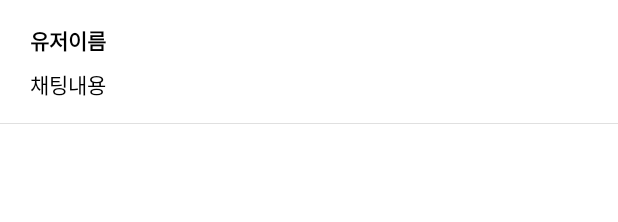
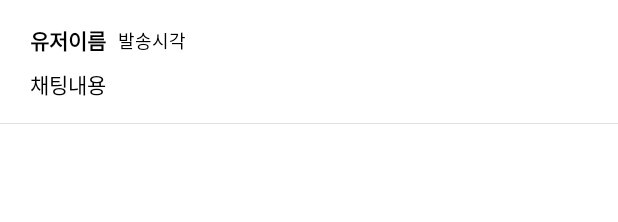
Before and after one commit to TeamOLJ/TeamChat, an Android app: the layout view_recycler_chat.xml on its own in the app's theme, with its tools: preview values and no code run, on a phone screen of 412 x 824 dp. Shown: the top 222 px of the screen. Run offline under Robolectric (Android 15) with nearby library versions, the phone set to English and light mode, and no system bars.

Commit message:
Change chat data format

```diff
--- a/app/src/main/java/com/teamolj/teamochat/ChatData.kt
+++ b/app/src/main/java/com/teamolj/teamochat/ChatData.kt
@@ -2,13 +2,15 @@ package com.teamolj.teamochat
 
 class ChatData {
     var userName: String? = null
+    var sendTime: String? = null
     var message: String? = null
 
     // 파이어베이스에서 가져온 데이터 변환하기 위해 기본 생성자 필수
     constructor() { }
 
-    constructor(userName: String, message: String) {
+    constructor(userName: String, sendTime:String, message: String) {
         this.userName = userName
+        this.sendTime = sendTime
         this.message = message
     }
 }
--- a/app/src/main/java/com/teamolj/teamochat/ChatLogAdapter.kt
+++ b/app/src/main/java/com/teamolj/teamochat/ChatLogAdapter.kt
@@ -26,6 +26,7 @@ class ChatLogAdapter: RecyclerView.Adapter<Holder>() {
 class Holder(private val binding: ViewRecyclerChatBinding): RecyclerView.ViewHolder(binding.root) {
     fun serChatLog(chat: ChatData) {
         binding.txtChatOwner.text = chat.userName
+        binding.txtChatTime.text = chat.sendTime
         binding.txtChatContext.text = chat.message
     }
 }
--- a/app/src/main/java/com/teamolj/teamochat/MainActivity.kt
+++ b/app/src/main/java/com/teamolj/teamochat/MainActivity.kt
@@ -12,6 +12,8 @@ import com.google.firebase.database.DatabaseReference
 import com.google.firebase.database.ktx.database
 import com.google.firebase.ktx.Firebase
 import com.teamolj.teamochat.databinding.ActivityMainBinding
+import java.text.SimpleDateFormat
+import java.util.*
 
 class MainActivity : AppCompatActivity() {
     private lateinit var binding: ActivityMainBinding
@@ -68,7 +70,8 @@ class MainActivity : AppCompatActivity() {
         })
 
         binding.btnSend.setOnClickListener {
-            val newChat = ChatData(userName, binding.editChat.text.toString().trim())
+            val timeNow = SimpleDateFormat("MM/dd HH:mm", Locale.getDefault()).format(Date())
+            val newChat = ChatData(userName, timeNow, binding.editChat.text.toString().trim())
             dbRef.child("message").push().setValue(newChat)
             binding.editChat.setText("")
         }
--- a/app/src/main/res/layout/view_recycler_chat.xml
+++ b/app/src/main/res/layout/view_recycler_chat.xml
@@ -18,6 +18,18 @@
         android:textStyle="bold"
         app:layout_constraintStart_toStartOf="parent"
         app:layout_constraintTop_toTopOf="parent" />
+
+    <TextView
+        android:id="@+id/txtChatTime"
+        android:layout_width="wrap_content"
+        android:layout_height="wrap_content"
+        android:layout_marginStart="8dp"
+        android:text="발송시각"
+        android:textColor="@color/black"
+        android:textSize="12dp"
+        app:layout_constraintStart_toEndOf="@+id/txtChatOwner"
+        app:layout_constraintTop_toTopOf="@+id/txtChatOwner"
+        app:layout_constraintBottom_toBottomOf="@+id/txtChatOwner" />
 
     <TextView
         android:id="@+id/txtChatContext"
```
